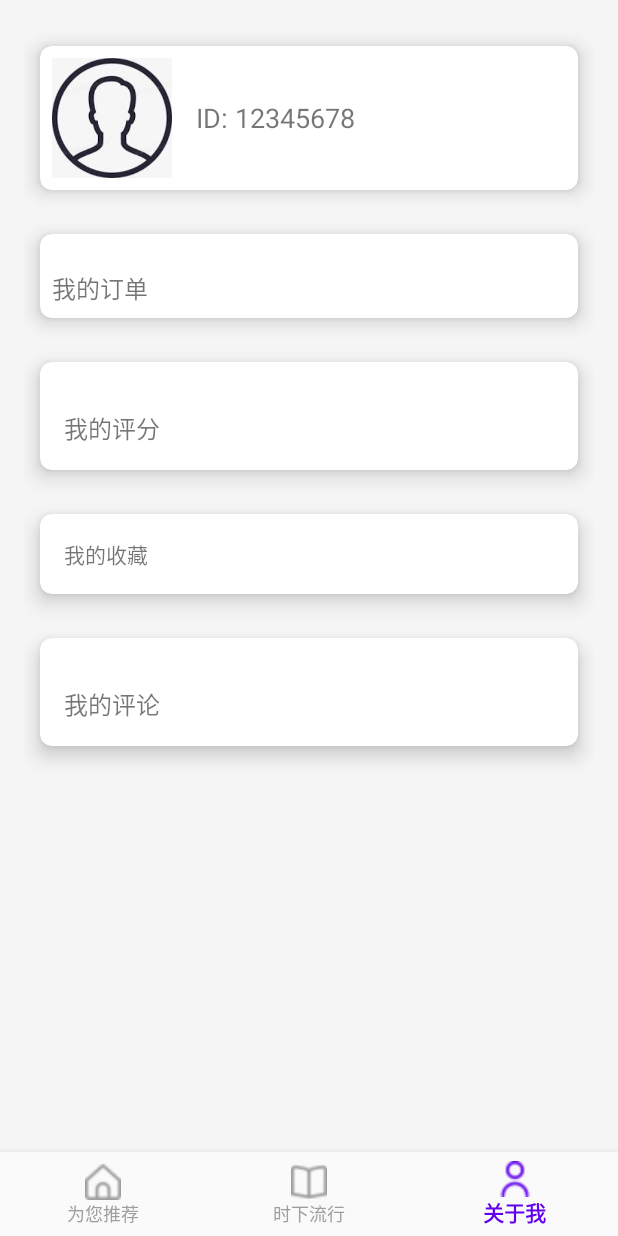
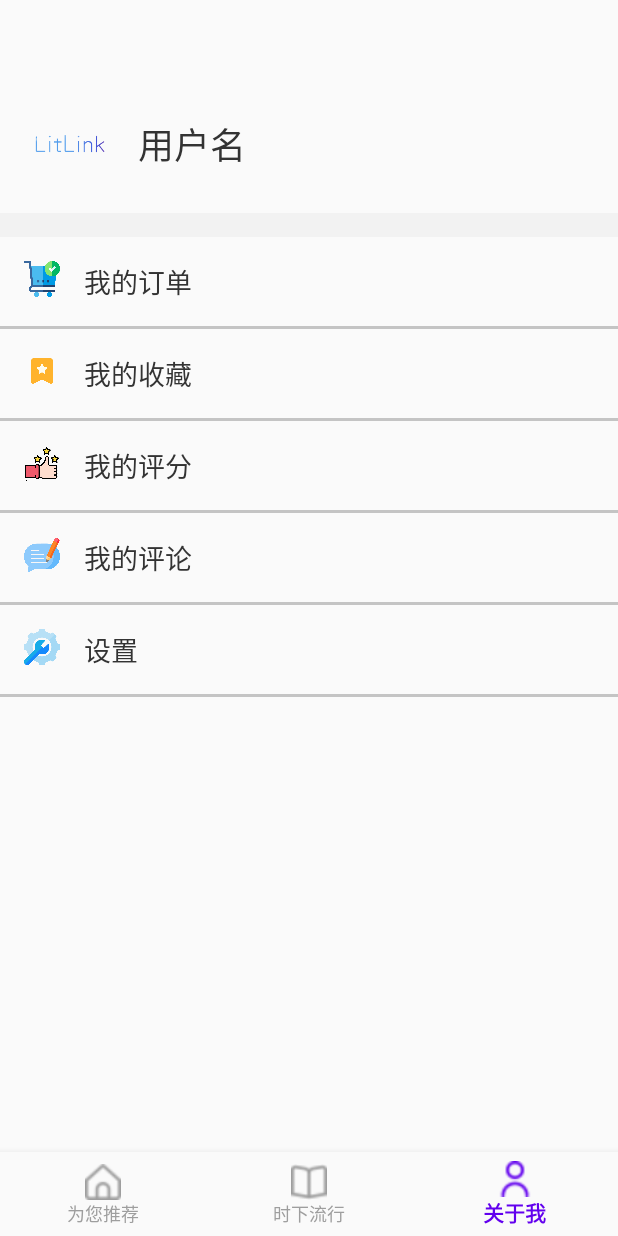
Before and after one commit to Liuyh451/GraduationDesign, an Android app: the Frag_1 screen opened directly, with no data from a screen before it, item 3 of the bottom bar chosen, on a phone screen of 412 x 824 dp. Run offline under Robolectric (Android 15) with nearby library versions, the phone set to English and light mode, and no system bars; our stand-ins replace Volley; network calls fail; pictures from the network do not load; 1 statement that could not run was skipped.

Commit message:
优化了部分UI，增加了一些接口完成了usercenter

```diff
--- a/Dev/app/src/main/java/com/example/test/Frag_1.java
+++ b/Dev/app/src/main/java/com/example/test/Frag_1.java
@@ -48,6 +48,8 @@ public class Frag_1 extends Fragment {
     private NovelAdapter novelAdapter;
     private List<Novel> novelList;
     private String uid;
+    private String Uid = GlobalVariable.uid;
+
 
 
     public Frag_1() {
@@ -68,23 +70,12 @@ public class Frag_1 extends Fragment {
         View view = inflater.inflate(R.layout.fragment_frag_1, container, false);
 
         novelList = new ArrayList<>();
-//        // 添加测试数据
-//        for (int i = 0; i < 6; i++) {
-//            novelList.add(new Novel("dsadas" + i, "https://images.gr-assets.com/books/1447303603m/2767052.jpg", "Cormac McCarthy" + i, "简介" + i));
-//
-//        }
         // 请求初始数据
         // 在 Fragment 中获取传递的值
         // 获取从 MainActivity2 传递过来的 uid
-        if (getArguments() != null) {
-            uid = getArguments().getString("uid");
-            Log.d("TAGF","Frag_1::::::::::::::"+uid);
-            int uid_int=Integer.parseInt(uid);
-            requestData(uid_int);
-        }
-        else {
-            requestData(1);
-        }
+        int uid_int=Integer.parseInt(Uid);
+        Log.d("TAG","这里是frag的uid"+Uid);
+        requestData(uid_int);
         novelRecyclerView = view.findViewById(R.id.novel_recycler_view);
         novelAdapter = new NovelAdapter(requireContext(), novelList);
         novelRecyclerView.setAdapter(novelAdapter);
@@ -105,22 +96,22 @@ public class Frag_1 extends Fragment {
             }
         });
 
-        novelRecyclerView.addOnScrollListener(new RecyclerView.OnScrollListener() {
-            @Override
-            public void onScrolled(@NonNull RecyclerView recyclerView, int dx, int dy) {
-                super.onScrolled(recyclerView, dx, dy);
-
-                LinearLayoutManager layoutManager = (LinearLayoutManager) recyclerView.getLayoutManager();
-                int visibleItemCount = layoutManager.getChildCount();
-                int totalItemCount = layoutManager.getItemCount();
-                int firstVisibleItemPosition = layoutManager.findFirstVisibleItemPosition();
-
-                if ((visibleItemCount + firstVisibleItemPosition) >= totalItemCount
-                        && firstVisibleItemPosition >= 0) {
-                    loadMoreNovels();
-                }
-            }
-        });
+//        novelRecyclerView.addOnScrollListener(new RecyclerView.OnScrollListener() {
+//            @Override
+//            public void onScrolled(@NonNull RecyclerView recyclerView, int dx, int dy) {
+//                super.onScrolled(recyclerView, dx, dy);
+//
+//                LinearLayoutManager layoutManager = (LinearLayoutManager) recyclerView.getLayoutManager();
+//                int visibleItemCount = layoutManager.getChildCount();
+//                int totalItemCount = layoutManager.getItemCount();
+//                int firstVisibleItemPosition = layoutManager.findFirstVisibleItemPosition();
+//
+//                if ((visibleItemCount + firstVisibleItemPosition) >= totalItemCount
+//                        && firstVisibleItemPosition >= 0) {
+//                    loadMoreNovels();
+//                }
+//            }
+//        });
 
         return view;
     }
@@ -245,17 +236,14 @@ public class Frag_1 extends Fragment {
                             // 将响应转换为 JSON 对象
                             JSONObject jsonResponse = new JSONObject(response);
                             String dataStr = jsonResponse.getString("data");
-                            Log.d("TAG",dataStr);
+
                             JSONArray novelsArray=new JSONArray(dataStr);
 //                            JSONArray novelsArray = resp.getJSONArray();
                             for (int i = 0; i < novelsArray.length(); i++) {
-
                                 JSONObject novelObject = novelsArray.getJSONObject(i);
-                                Log.d("TAG","novelsArray"+novelsArray.length());
-                                Log.d("TAG","novelObject"+novelObject.toString());
                                 String novelId=novelObject.getString("book_id");
                                 String title = novelObject.getString("title");
-                                Log.d("TAG","title"+title);
+
                                 String imageUrl = novelObject.getString("image_url");
                                 String author = novelObject.getString("authors");
                                 String description = novelObject.getString("language_code");
--- a/Dev/app/src/main/java/com/example/test/Frag_3.java
+++ b/Dev/app/src/main/java/com/example/test/Frag_3.java
@@ -1,14 +1,35 @@
 package com.example.test;
 
+import android.content.Context;
 import android.content.Intent;
 import android.os.Bundle;
+
 import androidx.fragment.app.Fragment;
+
+import android.util.Log;
 import android.view.LayoutInflater;
 import android.view.View;
 import android.view.ViewGroup;
+import android.widget.ImageView;
+import android.widget.LinearLayout;
 import android.widget.TextView;
 
+import com.android.volley.Response;
+import com.android.volley.VolleyError;
+import com.bumptech.glide.Glide;
+
+import org.json.JSONException;
+import org.json.JSONObject;
+
 public class Frag_3 extends Fragment {
+    private String Uid = GlobalVariable.uid;
+    private Context context;
+
+    @Override
+    public void onAttach(Context context) {
+        super.onAttach(context);
+        this.context = context;
+    }
 
     public Frag_3() {
         // Required empty public constructor
@@ -20,16 +41,65 @@ public class Frag_3 extends Fragment {
         View view = inflater.inflate(R.layout.fragment_frag_3, container, false);
 
         // Find TextViews by id
-        TextView tvMyOrders = view.findViewById(R.id.tv_my_orders);
-        TextView tvMyRatings = view.findViewById(R.id.tv_my_ratings);
-        TextView tvMyFavorites = view.findViewById(R.id.tv_my_favorites);
-        TextView tvMyReviews = view.findViewById(R.id.tv_my_reviews);
+        ImageView imUserAvatar=view.findViewById(R.id.user_image);
+        TextView Username = view.findViewById(R.id.user_name);
+//        TextView tvMyOrders = view.findViewById(R.id.tv_my_orders);
+//        TextView tvMyRatings = view.findViewById(R.id.tv_my_ratings);
+//        TextView tvMyFavorites = view.findViewById(R.id.tv_my_favorites);
+//        TextView tvMyReviews = view.findViewById(R.id.tv_my_reviews);
+        Log.d("UID",Uid);
+        NetUnit.getUserInfo(context, Uid,   new Response.Listener<String>() {
+            @Override
+            public void onResponse(String response) {
+                // 请求成功的处理
+                try {
+                    JSONObject data = new JSONObject(response);
+                    String userInfoStr = data.getString("userInfo");
 
-        // Set click listeners
-        tvMyOrders.setOnClickListener(v -> navigateToMyOrders());
-        tvMyRatings.setOnClickListener(v -> navigateToMyRatings());
-        tvMyFavorites.setOnClickListener(v -> navigateToMyFavorites());
-        tvMyReviews.setOnClickListener(v -> navigateToMyReviews());
+                    //从userInfo字符串构建一个JSONObject
+                    JSONObject userInfo = new JSONObject(userInfoStr);
+
+                    //获取username和avatar字段
+                    String username = userInfo.getString("username");
+                    String avatar = userInfo.getString("avatar");
+                    Username.setText(username);
+                    Glide.with(context)
+                            .load(avatar)
+                            .into(imUserAvatar);
+
+                    //在Logcat中输出结果
+                    Log.d("JSON", "Username is: " + username);
+                    Log.d("JSON", "Avatar is: " + avatar);
+
+                } catch (JSONException e) {
+                    e.printStackTrace();
+                }
+
+            }
+        }, new Response.ErrorListener() {
+            @Override
+            public void onErrorResponse(VolleyError error) {
+                // 请求失败的处理
+                Log.e("Error", error.toString());
+            }
+        });
+//
+//        // Set click listeners
+//        tvMyOrders.setOnClickListener(v -> navigateToMyOrders());
+//        tvMyRatings.setOnClickListener(v -> navigateToMyRatings());
+//        tvMyFavorites.setOnClickListener(v -> navigateToMyFavorites());
+//        tvMyReviews.setOnClickListener(v -> navigateToMyReviews());
+        LinearLayout myOrdersLayout = view.findViewById(R.id.my_orders);
+        LinearLayout myRatingsLayout = view.findViewById(R.id.my_ratings);
+        LinearLayout myFavoritesLayout = view.findViewById(R.id.my_favorites);
+        LinearLayout myReviewsLayout = view.findViewById(R.id.my_reviews);
+
+// Set click listeners
+        myOrdersLayout.setOnClickListener(v -> navigateToMyOrders());
+        myRatingsLayout.setOnClickListener(v -> navigateToMyRatings());
+        myFavoritesLayout.setOnClickListener(v -> navigateToMyFavorites());
+        myReviewsLayout.setOnClickListener(v -> navigateToMyReviews());
+
 
         return view;
     }
--- a/Dev/app/src/main/res/layout/fragment_frag_3.xml
+++ b/Dev/app/src/main/res/layout/fragment_frag_3.xml
@@ -1,145 +1,178 @@
-<LinearLayout xmlns:android="http://schemas.android.com/apk/res/android"
+<LinearLayout
+    xmlns:android="http://schemas.android.com/apk/res/android"
     android:layout_width="match_parent"
+    xmlns:tools="http://schemas.android.com/tools"
     android:layout_height="match_parent"
-    xmlns:app="http://schemas.android.com/apk/res-auto"
-    android:background="#F5F5F5"
-    android:orientation="vertical"
-    android:padding="16dp">
+    tools:context=".Frag_3"
+    android:layout_marginTop="50dp"
+    android:orientation="vertical">
 
-    <androidx.cardview.widget.CardView
+    <!--用户头像和名称-->
+    <LinearLayout
         android:layout_width="match_parent"
         android:layout_height="wrap_content"
-        android:padding="16dp"
-        android:layout_margin="0dp"
-        android:elevation="8dp"
-        android:outlineProvider="background"
-        android:clipChildren="false"
-        android:clipToPadding="false"
-        app:cardBackgroundColor="#FFFFFF"
-        app:cardCornerRadius="8dp"
-        app:cardElevation="8dp"
-        app:cardUseCompatPadding="true"
-        app:contentPadding="8dp">
+        android:gravity="center_vertical"
+        android:padding="16dp">
 
-        <LinearLayout
-            android:layout_width="match_parent"
+        <ImageView
+            android:id="@+id/user_image"
+            android:layout_width="60dp"
+            android:layout_height="60dp"
+            android:src="@drawable/logo" />
+
+        <TextView
+            android:id="@+id/user_name"
+            android:layout_width="wrap_content"
             android:layout_height="wrap_content"
-            android:orientation="horizontal">
+            android:layout_marginStart="16dp"
+            android:text="用户名"
+            android:textColor="#333333"
+            android:textSize="24sp" />
 
-            <ImageView
-                android:id="@+id/iv_user_avatar"
-                android:layout_width="80dp"
-                android:layout_height="80dp"
-                android:src="@drawable/default_avatar" />
 
-            <TextView
-                android:id="@+id/tv_user_id"
-                android:layout_width="wrap_content"
-                android:layout_height="wrap_content"
-                android:text="ID: 12345678"
-                android:textSize="18sp"
-                android:layout_marginStart="16dp"
-                android:layout_gravity="center_vertical" />
+    </LinearLayout>
+    <View
+        android:layout_width="match_parent"
+        android:layout_height="16dp"
+        android:background="#f2f2f2"/>
 
-        </LinearLayout>
-
-    </androidx.cardview.widget.CardView>
-
-    <androidx.cardview.widget.CardView
+    <LinearLayout
+        android:id="@+id/my_orders"
         android:layout_width="match_parent"
         android:layout_height="wrap_content"
-        android:layout_margin="0dp"
-        android:clipChildren="false"
-        android:clipToPadding="false"
-        android:elevation="8dp"
-        android:outlineProvider="background"
-        android:padding="16dp"
-        app:cardBackgroundColor="#FFFFFF"
-        app:cardCornerRadius="8dp"
-        app:cardElevation="8dp"
-        app:cardUseCompatPadding="true"
-        app:contentPadding="8dp">
+        android:orientation="horizontal"
+        android:paddingVertical="16dp"
+        android:paddingStart="16dp">
+
+        <ImageView
+            android:layout_width="24dp"
+            android:layout_height="24dp"
+            android:src="@drawable/order"/>
 
         <TextView
-            android:id="@+id/tv_my_orders"
             android:layout_width="wrap_content"
             android:layout_height="wrap_content"
-            android:layout_marginTop="16dp"
+            android:layout_marginStart="16dp"
             android:text="我的订单"
-            android:textSize="16sp" />
+            android:textColor="#333333"
+            android:textSize="18sp"/>
 
-    </androidx.cardview.widget.CardView>
+    </LinearLayout>
 
-    <androidx.cardview.widget.CardView
+    <View
+        android:layout_width="match_parent"
+        android:layout_height="2dp"
+        android:background="#c4c4c4"/>
+
+    <LinearLayout
+        android:id="@+id/my_favorites"
         android:layout_width="match_parent"
         android:layout_height="wrap_content"
-        android:layout_margin="0dp"
-        android:clipChildren="false"
-        android:clipToPadding="false"
-        android:elevation="8dp"
-        android:outlineProvider="background"
-        android:padding="16dp"
-        app:cardBackgroundColor="#FFFFFF"
-        app:cardCornerRadius="8dp"
-        app:cardElevation="8dp"
-        app:cardUseCompatPadding="true"
-        app:contentPadding="16dp">
+        android:orientation="horizontal"
+        android:paddingVertical="16dp"
+        android:paddingStart="16dp">
+
+        <ImageView
+            android:layout_width="24dp"
+            android:layout_height="24dp"
+            android:src="@drawable/favorite"/>
 
         <TextView
-            android:id="@+id/tv_my_ratings"
             android:layout_width="wrap_content"
             android:layout_height="wrap_content"
-            android:layout_marginTop="16dp"
-            android:text="我的评分"
-            android:textSize="16sp" />
+            android:layout_marginStart="16dp"
+            android:text="我的收藏"
+            android:textColor="#333333"
+            android:textSize="18sp"/>
 
-    </androidx.cardview.widget.CardView>
+    </LinearLayout>
 
-    <androidx.cardview.widget.CardView
+    <View
+        android:layout_width="match_parent"
+        android:layout_height="2dp"
+        android:background="#c4c4c4"/>
+
+    <LinearLayout
+        android:id="@+id/my_ratings"
         android:layout_width="match_parent"
         android:layout_height="wrap_content"
-        android:padding="16dp"
-        android:layout_margin="0dp"
-        android:elevation="8dp"
-        android:outlineProvider="background"
-        android:clipChildren="false"
-        android:clipToPadding="false"
-        app:cardBackgroundColor="#FFFFFF"
-        app:cardCornerRadius="8dp"
-        app:cardElevation="8dp"
-        app:cardUseCompatPadding="true"
-        app:contentPadding="16dp">
+        android:orientation="horizontal"
+        android:paddingVertical="16dp"
+        android:paddingStart="16dp">
+
+        <ImageView
+            android:layout_width="24dp"
+            android:layout_height="24dp"
+            android:src="@drawable/rating"/>
 
         <TextView
-            android:id="@+id/tv_my_favorites"
             android:layout_width="wrap_content"
             android:layout_height="wrap_content"
-            android:text="我的收藏" />
+            android:layout_marginStart="16dp"
+            android:text="我的评分"
+            android:textColor="#333333"
+            android:textSize="18sp"/>
 
-    </androidx.cardview.widget.CardView>
-    <androidx.cardview.widget.CardView
+    </LinearLayout>
+
+    <View
+        android:layout_width="match_parent"
+        android:layout_height="2dp"
+        android:background="#c4c4c4"/>
+
+    <LinearLayout
+        android:id="@+id/my_reviews"
         android:layout_width="match_parent"
         android:layout_height="wrap_content"
-        android:padding="10dp"
-        android:layout_margin="0dp"
-        android:elevation="8dp"
-        android:outlineProvider="background"
-        android:clipChildren="false"
-        android:clipToPadding="false"
-        app:cardBackgroundColor="#FFFFFF"
-        app:cardCornerRadius="8dp"
-        app:cardElevation="8dp"
-        app:cardUseCompatPadding="true"
-        app:contentPadding="16dp">
+        android:orientation="horizontal"
+        android:paddingVertical="16dp"
+        android:paddingStart="16dp">
+
+        <ImageView
+            android:layout_width="24dp"
+            android:layout_height="24dp"
+            android:src="@drawable/comment"/>
 
         <TextView
-            android:id="@+id/tv_my_reviews"
             android:layout_width="wrap_content"
             android:layout_height="wrap_content"
+            android:layout_marginStart="16dp"
             android:text="我的评论"
-            android:textSize="16sp"
-            android:layout_marginTop="16dp" />
+            android:textColor="#333333"
+            android:textSize="18sp"/>
 
-    </androidx.cardview.widget.CardView>
+    </LinearLayout>
+
+    <View
+        android:layout_width="match_parent"
+        android:layout_height="2dp"
+        android:background="#c4c4c4"/>
+    <LinearLayout
+        android:id="@+id/setting"
+        android:layout_width="match_parent"
+        android:layout_height="wrap_content"
+        android:orientation="horizontal"
+        android:paddingVertical="16dp"
+        android:paddingStart="16dp">
+
+        <ImageView
+            android:layout_width="24dp"
+            android:layout_height="24dp"
+            android:src="@drawable/settings"/>
+
+        <TextView
+            android:layout_width="wrap_content"
+            android:layout_height="wrap_content"
+            android:layout_marginStart="16dp"
+            android:text="设置"
+            android:textColor="#333333"
+            android:textSize="18sp"/>
+
+    </LinearLayout>
+
+    <View
+        android:layout_width="match_parent"
+        android:layout_height="2dp"
+        android:background="#c4c4c4"/>
 
 </LinearLayout>
```
Also changed, not shown: Dev/app/src/main/java/com/example/test/AdminEBooksFragment.java (+1 -0 lines), Dev/app/src/main/java/com/example/test/BookDetailsActivity.java (+41 -15 lines), Dev/app/src/main/java/com/example/test/MainActivity.java (+3 -0 lines), Dev/app/src/main/java/com/example/test/NetUnit.java (+72 -4 lines), Dev/app/src/main/java/com/example/test/register.java (+10 -8 lines), Dev/app/src/main/res/layout/activity_register.xml (+42 -42 lines), Dev/app/src/main/res/layout/fragment_frag_2.xml (+5 -5 lines), Dev/app/src/main/res/layout/item_order.xml (+10 -1 lines), Dev/app/src/main/res/layout/users_item.xml (+0 -18 lines), Dev/app/src/main/res/drawable/comment.png (added), Dev/app/src/main/res/drawable/favorite.png (added), Dev/app/src/main/res/drawable/loading.png (added), Dev/app/src/main/res/drawable/order.png (added), Dev/app/src/main/res/drawable/rating.png (added), 1 more files, 2 other files.
